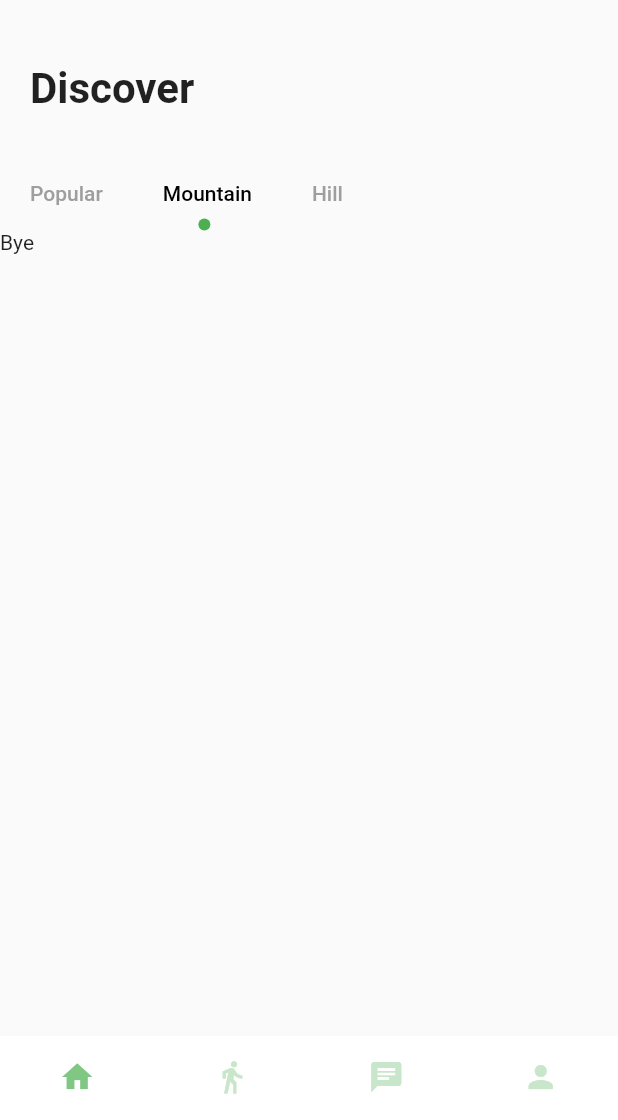
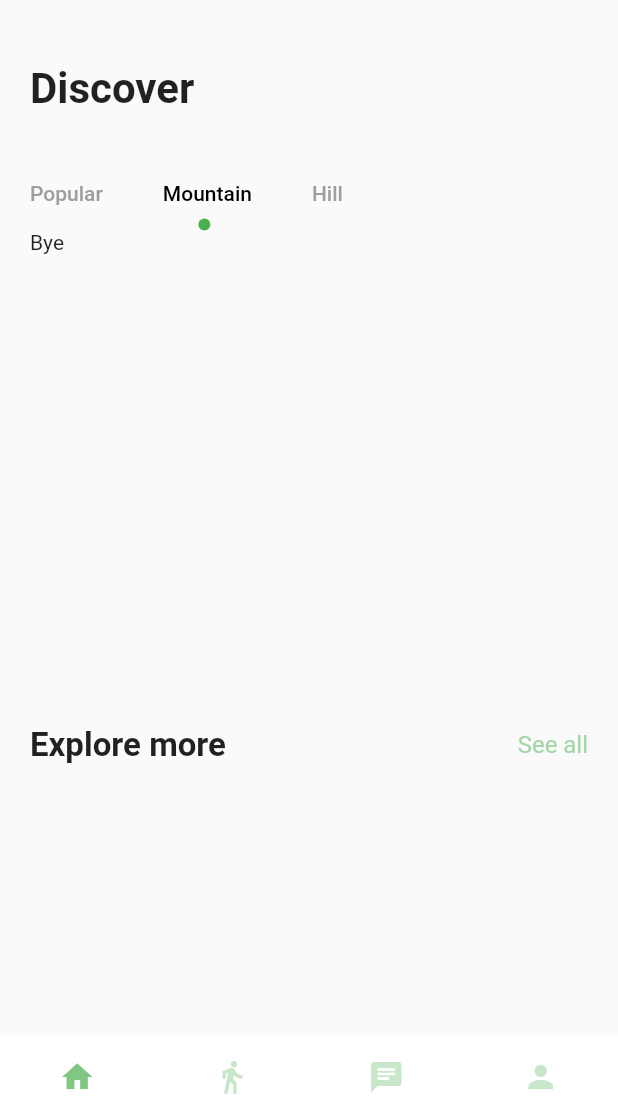
Before and after one commit to Mudennn/Denai_app, a Flutter app: the screen it shows after launch, tab 2 chosen, on a phone screen of 412 x 824 dp, the part 116-1236 px from its top. Run offline on Flutter 3.47's test engine with Material 2 defaults, Android fonts, the phone set to English and light mode, and no system bars; our stand-ins replace flutter_svg.

Commit message:
Explore more tab v1

```diff
--- a/lib/pages/navpages/home_page.dart
+++ b/lib/pages/navpages/home_page.dart
@@ -83,22 +83,55 @@ class _HomePageState extends State<HomePage> with TickerProviderStateMixin {
               ),
             ),
           ),
+          //Popular container
           Container(
+            padding: const EdgeInsets.only(left: 20),
             height: 300,
             width: double.maxFinite,
-            child: TabBarView(controller: _tabController, children: [
-              Container(
+            child: TabBarView(
+              controller: _tabController,
+              children: [
+                ListView.builder(
+                  itemCount: 3,
+                  scrollDirection: Axis.horizontal,
+                  itemBuilder: (BuildContext context, int index) {
+                    return Container(
+                      margin: const EdgeInsets.only(right: 15, top: 10),
                       width: 200,
                       height: 300,
                       decoration: BoxDecoration(
                           borderRadius: BorderRadius.circular(20),
                           color: Colors.white,
-                  image: const DecorationImage(image: AssetImage("image/Mountain1.jpg"))
-                ),
+                          image: const DecorationImage(
+                              image: AssetImage("image/Mountain1.jpg"),
+                              fit: BoxFit.cover)),
+                    );
+                  },
                 ),
                 Text("Bye"),
                 Text("There"),
-            ]),
+              ],
+            ),
+          ),
+          // Explore More container
+          const SizedBox(
+            height: 30,
+          ),
+          Container(
+            margin: const EdgeInsets.only(left: 20, right: 20),
+            child: Row(
+              mainAxisAlignment: MainAxisAlignment.spaceBetween,
+              children: [
+                Text(
+                  "Explore more",
+                  style: TextStyle(fontSize: 22, fontWeight: FontWeight.bold),
+                ),
+                Text(
+                  "See all",
+                  style: TextStyle(fontSize: 16, color: Colors.green[200]),
+                ),
+              ],
+            ),
           ),
         ],
       ),
@@ -142,7 +175,9 @@ class _CirclePainter extends BoxPainter {
     _paint.color = color;
     _paint.isAntiAlias = true;
 
-    final Offset circleOffset = Offset(configuration.size!.width/2 - radius/2, configuration.size!.height-radius); // untuk position circle
-    canvas.drawCircle(offset+circleOffset, radius, _paint);
+    final Offset circleOffset = Offset(
+        configuration.size!.width / 2 - radius / 2,
+        configuration.size!.height - radius); // untuk position circle
+    canvas.drawCircle(offset + circleOffset, radius, _paint);
   }
 }
```
Lines whose indentation alone changed are shown as unchanged.
